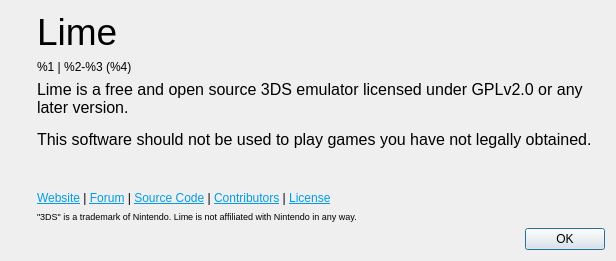
First picture: the form in src/citra_qt/aboutdialog.ui, repository Lime3DS/Lime3DS, before the edit.
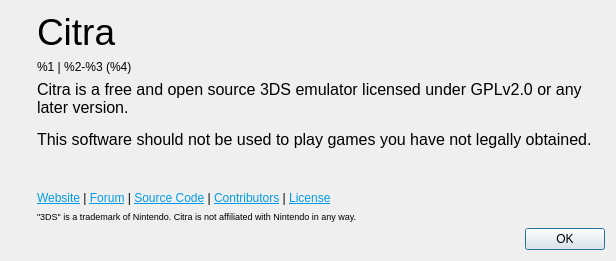
Second picture: the form after the edit. Icons and pictures are not drawn.

Diff of the .ui file:
```diff
--- a/src/citra_qt/aboutdialog.ui
+++ b/src/citra_qt/aboutdialog.ui
@@ -57,7 +57,7 @@
           </sizepolicy>
          </property>
          <property name="text">
-          <string>&lt;html&gt;&lt;head/&gt;&lt;body&gt;&lt;p&gt;&lt;span style=&quot; font-size:28pt;&quot;&gt;Lime&lt;/span&gt;&lt;/p&gt;&lt;/body&gt;&lt;/html&gt;</string>
+          <string>&lt;html&gt;&lt;head/&gt;&lt;body&gt;&lt;p&gt;&lt;span style=&quot; font-size:28pt;&quot;&gt;Citra&lt;/span&gt;&lt;/p&gt;&lt;/body&gt;&lt;/html&gt;</string>
          </property>
         </widget>
        </item>
@@ -87,7 +87,7 @@
 &lt;html&gt;&lt;head&gt;&lt;meta name=&quot;qrichtext&quot; content=&quot;1&quot; /&gt;&lt;style type=&quot;text/css&quot;&gt;
 p, li { white-space: pre-wrap; }
 &lt;/style&gt;&lt;/head&gt;&lt;body style=&quot; font-family:'Ubuntu'; font-size:11pt; font-weight:400; font-style:normal;&quot;&gt;
-&lt;p style=&quot; margin-top:0px; margin-bottom:0px; margin-left:0px; margin-right:0px; -qt-block-indent:0; text-indent:0px;&quot;&gt;&lt;span style=&quot; font-family:'MS Shell Dlg 2'; font-size:12pt;&quot;&gt;Lime is a free and open source 3DS emulator licensed under GPLv2.0 or any later version.&lt;/span&gt;&lt;/p&gt;
+&lt;p style=&quot; margin-top:0px; margin-bottom:0px; margin-left:0px; margin-right:0px; -qt-block-indent:0; text-indent:0px;&quot;&gt;&lt;span style=&quot; font-family:'MS Shell Dlg 2'; font-size:12pt;&quot;&gt;Citra is a free and open source 3DS emulator licensed under GPLv2.0 or any later version.&lt;/span&gt;&lt;/p&gt;
 &lt;p style=&quot;-qt-paragraph-type:empty; margin-top:0px; margin-bottom:0px; margin-left:0px; margin-right:0px; -qt-block-indent:0; text-indent:0px; font-family:'MS Shell Dlg 2'; font-size:8pt;&quot;&gt;&lt;br /&gt;&lt;/p&gt;
 &lt;p style=&quot; margin-top:0px; margin-bottom:0px; margin-left:0px; margin-right:0px; -qt-block-indent:0; text-indent:0px;&quot;&gt;&lt;span style=&quot; font-family:'MS Shell Dlg 2'; font-size:12pt;&quot;&gt;This software should not be used to play games you have not legally obtained.&lt;/span&gt;&lt;/p&gt;&lt;/body&gt;&lt;/html&gt;</string>
          </property>
@@ -131,7 +131,7 @@
           </sizepolicy>
          </property>
          <property name="text">
-          <string>&lt;html&gt;&lt;head/&gt;&lt;body&gt;&lt;p&gt;&lt;span style=&quot; font-size:7pt;&quot;&gt;&amp;quot;3DS&amp;quot; is a trademark of Nintendo. Lime is not affiliated with Nintendo in any way.&lt;/span&gt;&lt;/p&gt;&lt;/body&gt;&lt;/html&gt;</string>
+          <string>&lt;html&gt;&lt;head/&gt;&lt;body&gt;&lt;p&gt;&lt;span style=&quot; font-size:7pt;&quot;&gt;&amp;quot;3DS&amp;quot; is a trademark of Nintendo. Citra is not affiliated with Nintendo in any way.&lt;/span&gt;&lt;/p&gt;&lt;/body&gt;&lt;/html&gt;</string>
          </property>
         </widget>
        </item>
```
Left out of the diff: 6 changed lines with no effect on the pictures.
